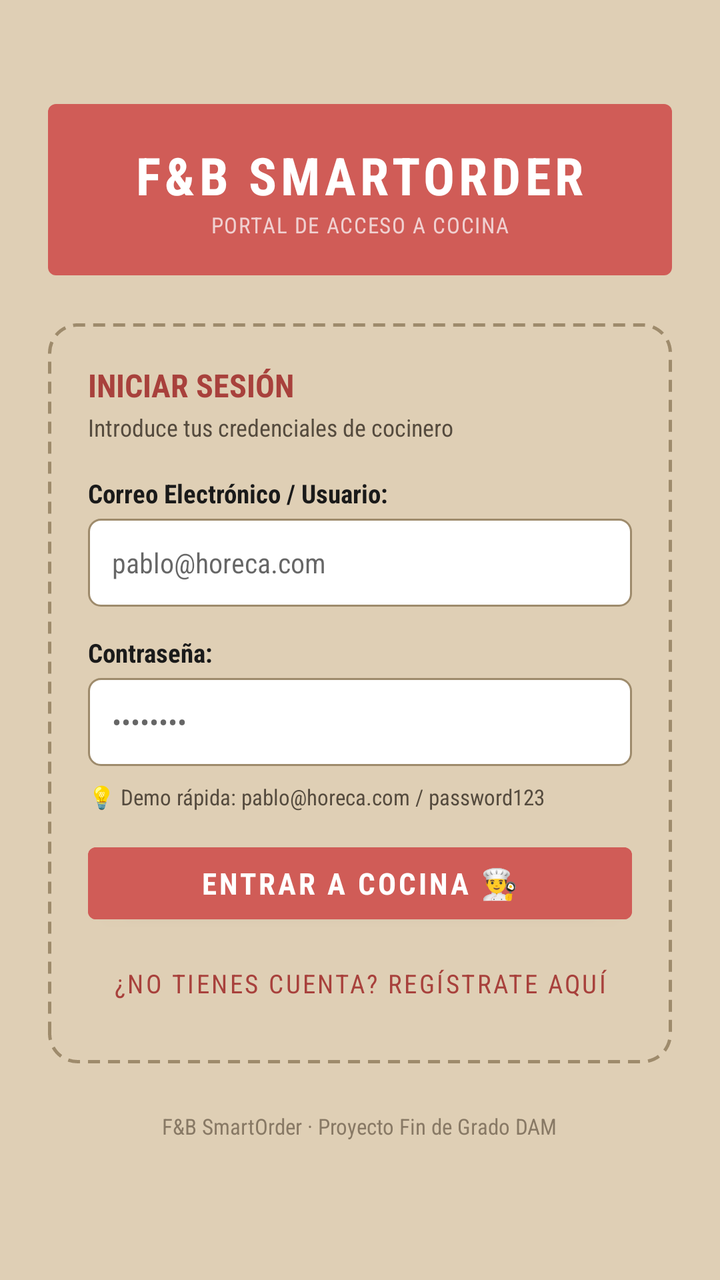
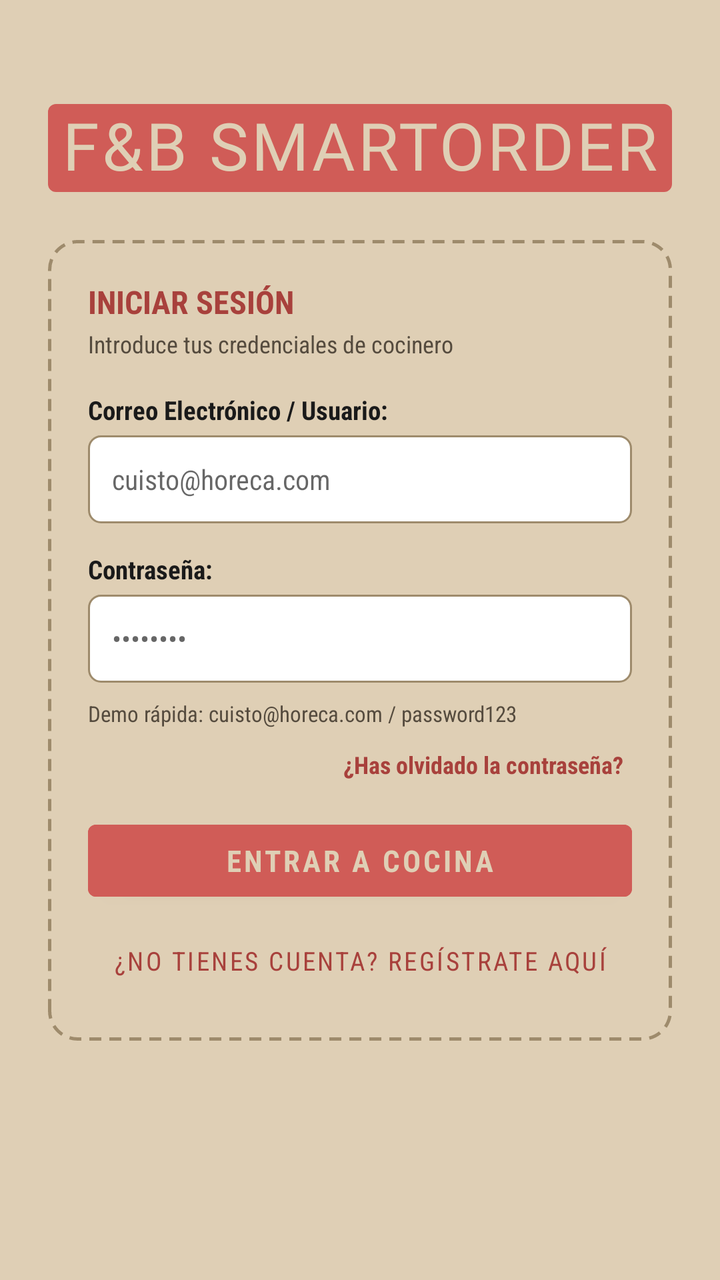

Before-and-after screenshots of an Android layout around one commit, followed by the original layout XML and the change that was made.
<!-- AndroidManifest.xml: application theme Theme.FBSmartOrder -->
<!-- res/layout/activity_login.xml -->
<?xml version="1.0" encoding="utf-8"?>
<ScrollView xmlns:android="http://schemas.android.com/apk/res/android"
    xmlns:app="http://schemas.android.com/apk/res-auto"
    xmlns:tools="http://schemas.android.com/tools"
    android:layout_width="match_parent"
    android:layout_height="match_parent"
    android:background="@color/bg_paper"
    android:fillViewport="true">

    <LinearLayout
        android:layout_width="match_parent"
        android:layout_height="wrap_content"
        android:gravity="center_horizontal"
        android:orientation="vertical"
        android:padding="24dp">

        
        <LinearLayout
            android:layout_width="match_parent"
            android:layout_height="wrap_content"
            android:layout_marginTop="28dp"
            android:background="@drawable/bg_stamp_header"
            android:gravity="center"
            android:orientation="vertical"
            android:paddingTop="18dp"
            android:paddingBottom="18dp">

            <TextView
                android:layout_width="wrap_content"
                android:layout_height="wrap_content"
                android:fontFamily="sans-serif-condensed"
                android:letterSpacing="0.08"
                android:text="F&amp;B SMARTORDER"
                android:textColor="@color/white"
                android:textSize="26sp"
                android:textStyle="bold" />

            <TextView
                android:layout_width="wrap_content"
                android:layout_height="wrap_content"
                android:fontFamily="sans-serif-condensed"
                android:letterSpacing="0.05"
                android:text="PORTAL DE ACCESO A COCINA"
                android:textColor="#F0D0D0"
                android:textSize="11sp" />
        </LinearLayout>

        
        <LinearLayout
            android:layout_width="match_parent"
            android:layout_height="wrap_content"
            android:layout_marginTop="24dp"
            android:background="@drawable/bg_search_dashed"
            android:orientation="vertical"
            android:padding="20dp">

            <TextView
                android:layout_width="wrap_content"
                android:layout_height="wrap_content"
                android:fontFamily="sans-serif-condensed"
                android:text="INICIAR SESIÓN"
                android:textColor="@color/stamp_red_dark"
                android:textSize="16sp"
                android:textStyle="bold" />

            <TextView
                android:layout_width="wrap_content"
                android:layout_height="wrap_content"
                android:layout_marginTop="2dp"
                android:fontFamily="sans-serif-condensed"
                android:text="Introduce tus credenciales de cocinero"
                android:textColor="@color/text_secondary"
                android:textSize="12sp" />

            
            <TextView
                android:layout_width="wrap_content"
                android:layout_height="wrap_content"
                android:layout_marginTop="16dp"
                android:fontFamily="sans-serif-condensed"
                android:text="Correo Electrónico / Usuario:"
                android:textColor="@color/text_primary"
                android:textSize="13sp"
                android:textStyle="bold" />

            <EditText
                android:id="@+id/etLoginEmail"
                android:layout_width="match_parent"
                android:layout_height="44dp"
                android:layout_marginTop="4dp"
                android:background="@drawable/bg_search_input"
                android:fontFamily="sans-serif-condensed"
                android:hint="pablo@horeca.com"
                android:inputType="textEmailAddress"
                android:paddingStart="12dp"
                android:paddingEnd="12dp"
                android:textColor="@color/text_primary"
                android:textSize="14sp" />

            
            <TextView
                android:layout_width="wrap_content"
                android:layout_height="wrap_content"
                android:layout_marginTop="14dp"
                android:fontFamily="sans-serif-condensed"
                android:text="Contraseña:"
                android:textColor="@color/text_primary"
                android:textSize="13sp"
                android:textStyle="bold" />

            <EditText
                android:id="@+id/etLoginPassword"
                android:layout_width="match_parent"
                android:layout_height="44dp"
                android:layout_marginTop="4dp"
                android:background="@drawable/bg_search_input"
                android:fontFamily="sans-serif-condensed"
                android:hint="••••••••"
                android:inputType="textPassword"
                android:paddingStart="12dp"
                android:paddingEnd="12dp"
                android:textColor="@color/text_primary"
                android:textSize="14sp" />

            
            <TextView
                android:layout_width="match_parent"
                android:layout_height="wrap_content"
                android:layout_marginTop="8dp"
                android:fontFamily="sans-serif-condensed"
                android:text="💡 Demo rápida: pablo@horeca.com / password123"
                android:textColor="@color/text_secondary"
                android:textSize="11sp" />

            
            <ProgressBar
                android:id="@+id/pbLoginLoading"
                android:layout_width="wrap_content"
                android:layout_height="wrap_content"
                android:layout_gravity="center_horizontal"
                android:layout_marginTop="10dp"
                android:visibility="gone" />

            
            <Button
                android:id="@+id/btnLoginEnter"
                android:layout_width="match_parent"
                android:layout_height="48dp"
                android:layout_marginTop="12dp"
                android:backgroundTint="@color/stamp_red"
                android:fontFamily="sans-serif-condensed"
                android:text="ENTRAR A COCINA 👨‍🍳"
                android:textColor="@color/white"
                android:textSize="15sp"
                android:textStyle="bold" />

            
            <Button
                android:id="@+id/btnGoToRegister"
                style="@style/Widget.MaterialComponents.Button.TextButton"
                android:layout_width="match_parent"
                android:layout_height="40dp"
                android:layout_marginTop="6dp"
                android:fontFamily="sans-serif-condensed"
                android:text="¿No tienes cuenta? Regístrate aquí"
                android:textColor="@color/stamp_red_dark"
                android:textSize="13sp" />

        </LinearLayout>

        <TextView
            android:layout_width="wrap_content"
            android:layout_height="wrap_content"
            android:layout_marginTop="24dp"
            android:fontFamily="sans-serif-condensed"
            android:text="F&amp;B SmartOrder · Proyecto Fin de Grado DAM"
            android:textColor="@color/text_muted"
            android:textSize="11sp" />

    </LinearLayout>
</ScrollView>
<!-- resources referenced by this layout -->
<resources>
  <color name="bg_paper">#DFCFB5</color>
  <color name="stamp_red">#D05C57</color>
  <color name="stamp_red_dark">#A8413C</color>
  <color name="text_muted">#887965</color>
  <color name="text_primary">#1A1A1A</color>
  <color name="text_secondary">#554B3E</color>
  <color name="white">#FFFFFFFF</color>
  <!-- drawable bg_search_dashed (drawable) -->
  <?xml version="1.0" encoding="utf-8"?>
  <shape xmlns:android="http://schemas.android.com/apk/res/android"
      android:shape="rectangle">
      <solid android:color="@android:color/transparent" />
      <stroke
          android:width="1.5dp"
          android:color="@color/border_dashed"
          android:dashWidth="6dp"
          android:dashGap="4dp" />
      <corners android:radius="14dp" />
  </shape>
  <!-- drawable bg_search_input (drawable) -->
  <?xml version="1.0" encoding="utf-8"?>
  <shape xmlns:android="http://schemas.android.com/apk/res/android"
      android:shape="rectangle">
      <solid android:color="#FFFFFF" />
      <stroke
          android:width="1dp"
          android:color="@color/border_dashed" />
      <corners android:radius="6dp" />
  </shape>
  <!-- drawable bg_stamp_header (drawable) -->
  <?xml version="1.0" encoding="utf-8"?>
  <shape xmlns:android="http://schemas.android.com/apk/res/android"
      android:shape="rectangle">
      <solid android:color="@color/stamp_red" />
      <corners android:radius="4dp" />
  </shape>
  <style name="Theme.FBSmartOrder" parent="Theme.MaterialComponents.DayNight.NoActionBar">
          <item name="colorPrimary">@color/stamp_red</item>
          <item name="colorPrimaryVariant">@color/stamp_red_dark</item>
          <item name="colorOnPrimary">@color/bg_paper</item>
          <item name="android:windowBackground">@color/bg_paper</item>
          <item name="android:statusBarColor">@color/bg_paper</item>
          <item name="android:windowLightStatusBar" tools:targetApi="m">true</item>
      </style>
  <color name="border_dashed">#9E8B6C</color>
</resources>

<!-- the commit's change to res/layout/activity_login.xml (unified diff, before → after) -->
@@ -17,32 +17,32 @@
         
         <LinearLayout
             android:layout_width="match_parent"
-            android:layout_height="wrap_content"
+            android:layout_height="44dp"
             android:layout_marginTop="28dp"
             android:background="@drawable/bg_stamp_header"
             android:gravity="center"
-            android:orientation="vertical"
-            android:paddingTop="18dp"
-            android:paddingBottom="18dp">
+            android:paddingStart="4dp"
+            android:paddingEnd="4dp">
 
             <TextView
-                android:layout_width="wrap_content"
-                android:layout_height="wrap_content"
-                android:fontFamily="sans-serif-condensed"
-                android:letterSpacing="0.08"
+                android:layout_width="match_parent"
+                android:layout_height="match_parent"
+                android:gravity="center"
+                android:fontFamily="@font/retro_condensed_italic"
+                app:fontFamily="@font/retro_condensed_italic"
+                android:includeFontPadding="false"
+                android:letterSpacing="0.04"
                 android:text="F&amp;B SMARTORDER"
-                android:textColor="@color/white"
-                android:textSize="26sp"
-                android:textStyle="bold" />
-
-            <TextView
-                android:layout_width="wrap_content"
-                android:layout_height="wrap_content"
-                android:fontFamily="sans-serif-condensed"
-                android:letterSpacing="0.05"
-                android:text="PORTAL DE ACCESO A COCINA"
-                android:textColor="#F0D0D0"
-                android:textSize="11sp" />
+                android:textColor="@color/bg_paper"
+                android:textSize="40sp"
+                android:autoSizeTextType="uniform"
+                app:autoSizeTextType="uniform"
+                android:autoSizeMinTextSize="24sp"
+                app:autoSizeMinTextSize="24sp"
+                android:autoSizeMaxTextSize="44sp"
+                app:autoSizeMaxTextSize="44sp"
+                android:autoSizeStepGranularity="1sp"
+                app:autoSizeStepGranularity="1sp" />
         </LinearLayout>
 
         
@@ -90,7 +90,7 @@
                 android:layout_marginTop="4dp"
                 android:background="@drawable/bg_search_input"
                 android:fontFamily="sans-serif-condensed"
-                android:hint="pablo@horeca.com"
+                android:hint="cuisto@horeca.com"
                 android:inputType="textEmailAddress"
                 android:paddingStart="12dp"
                 android:paddingEnd="12dp"
@@ -128,9 +128,24 @@
                 android:layout_height="wrap_content"
                 android:layout_marginTop="8dp"
                 android:fontFamily="sans-serif-condensed"
-                android:text="💡 Demo rápida: pablo@horeca.com / password123"
+                android:text="Demo rápida: cuisto@horeca.com / password123"
                 android:textColor="@color/text_secondary"
                 android:textSize="11sp" />
+
+            
+            <TextView
+                android:id="@+id/btnForgotPassword"
+                android:layout_width="wrap_content"
+                android:layout_height="wrap_content"
+                android:layout_gravity="end"
+                android:layout_marginTop="6dp"
+                android:background="?attr/selectableItemBackground"
+                android:fontFamily="sans-serif-condensed"
+                android:padding="4dp"
+                android:text="¿Has olvidado la contraseña?"
+                android:textColor="@color/stamp_red_dark"
+                android:textSize="12sp"
+                android:textStyle="bold" />
 
             
             <ProgressBar
@@ -149,8 +164,8 @@
                 android:layout_marginTop="12dp"
                 android:backgroundTint="@color/stamp_red"
                 android:fontFamily="sans-serif-condensed"
-                android:text="ENTRAR A COCINA 👨‍🍳"
-                android:textColor="@color/white"
+                android:text="ENTRAR A COCINA"
+                android:textColor="@color/bg_paper"
                 android:textSize="15sp"
                 android:textStyle="bold" />
 
@@ -168,14 +183,5 @@
 
         </LinearLayout>
 
-        <TextView
-            android:layout_width="wrap_content"
-            android:layout_height="wrap_content"
-            android:layout_marginTop="24dp"
-            android:fontFamily="sans-serif-condensed"
-            android:text="F&amp;B SmartOrder · Proyecto Fin de Grado DAM"
-            android:textColor="@color/text_muted"
-            android:textSize="11sp" />
-
     </LinearLayout>
 </ScrollView>
<!-- resource entries referenced after the edit -->
@@ -3,10 +3,8 @@
   <color name="bg_paper">#DFCFB5</color>
   <color name="stamp_red">#D05C57</color>
   <color name="stamp_red_dark">#A8413C</color>
-  <color name="text_muted">#887965</color>
   <color name="text_primary">#1A1A1A</color>
   <color name="text_secondary">#554B3E</color>
-  <color name="white">#FFFFFFFF</color>
   <!-- drawable bg_search_dashed (drawable) -->
   <?xml version="1.0" encoding="utf-8"?>
   <shape xmlns:android="http://schemas.android.com/apk/res/android"
